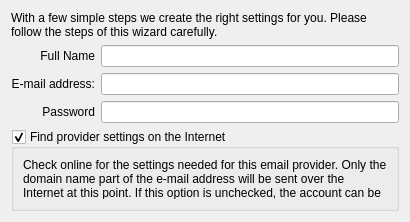
Above: accountwizard/personaldatapage.ui from KDE/kdepim-runtime before the change. Below: the same form after it.
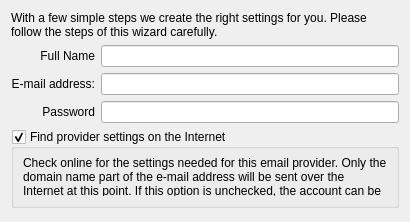
That is the form after the change. Custom widgets are drawn as their Qt base class.

Commit message: Changing account dialog size policy

```diff
--- a/accountwizard/personaldatapage.ui
+++ b/accountwizard/personaldatapage.ui
@@ -115,11 +115,8 @@
      <property name="orientation">
       <enum>Qt::Vertical</enum>
      </property>
-     <property name="sizeHint" stdset="0">
-      <size>
-       <width>20</width>
-       <height>277</height>
-      </size>
+     <property name="sizeType">
+      <enum>QSizePolicy::MinimumExpanding</enum>
      </property>
     </spacer>
    </item>
```
The commit also changes 1 other file.
